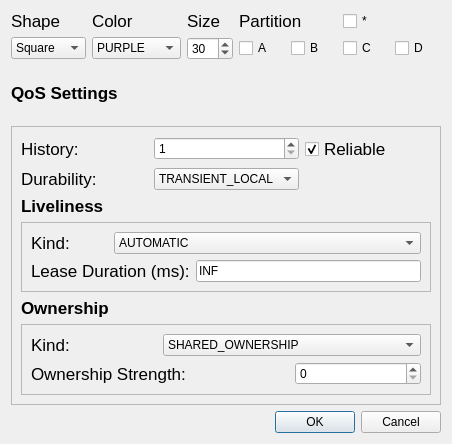
This is utils/ShapesDemo/forms/publishdialog.ui in eProsima/Fast-DDS as Qt 5 draws it before an edit. The edited form follows.
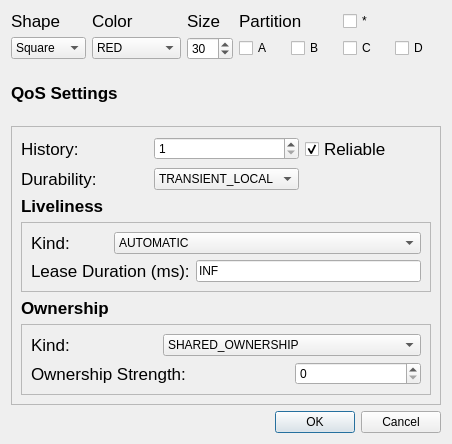
This is the edited form.

Diff of the .ui file:
```diff
--- a/utils/ShapesDemo/forms/publishdialog.ui
+++ b/utils/ShapesDemo/forms/publishdialog.ui
@@ -97,16 +97,6 @@
      </item>
      <item row="1" column="1">
       <widget class="QComboBox" name="combo_Color">
-       <item>
-        <property name="text">
-         <string>PURPLE</string>
-        </property>
-       </item>
-       <item>
-        <property name="text">
-         <string>CYAN</string>
-        </property>
-       </item>
        <item>
         <property name="text">
          <string>RED</string>
```
Left out of the diff: 25 changed lines with no effect on the pictures.
